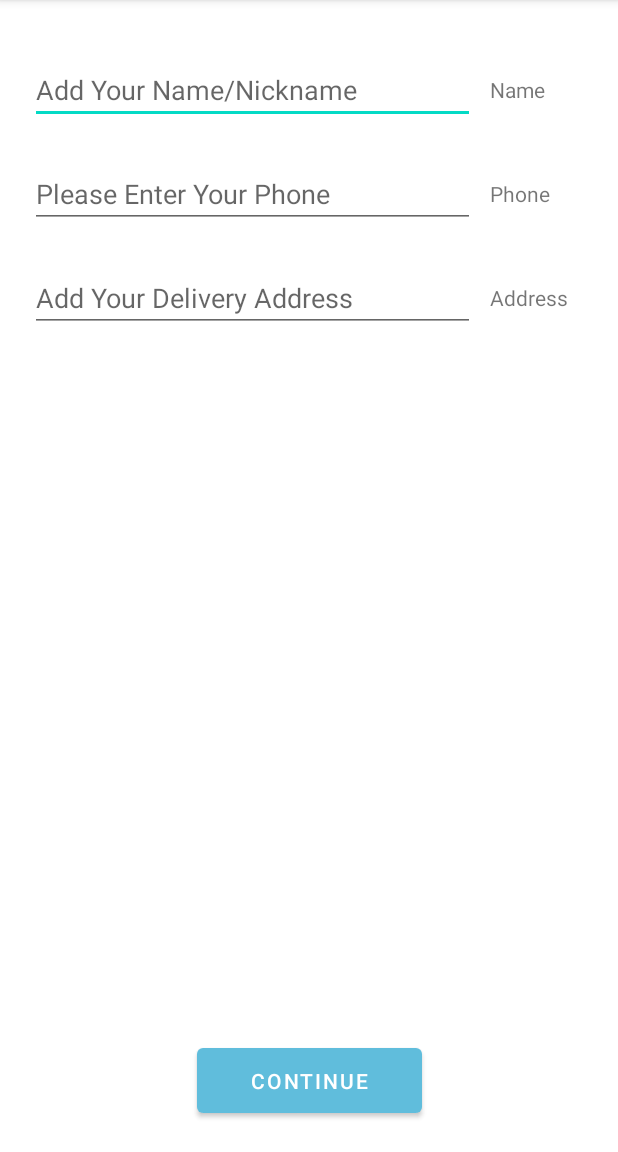
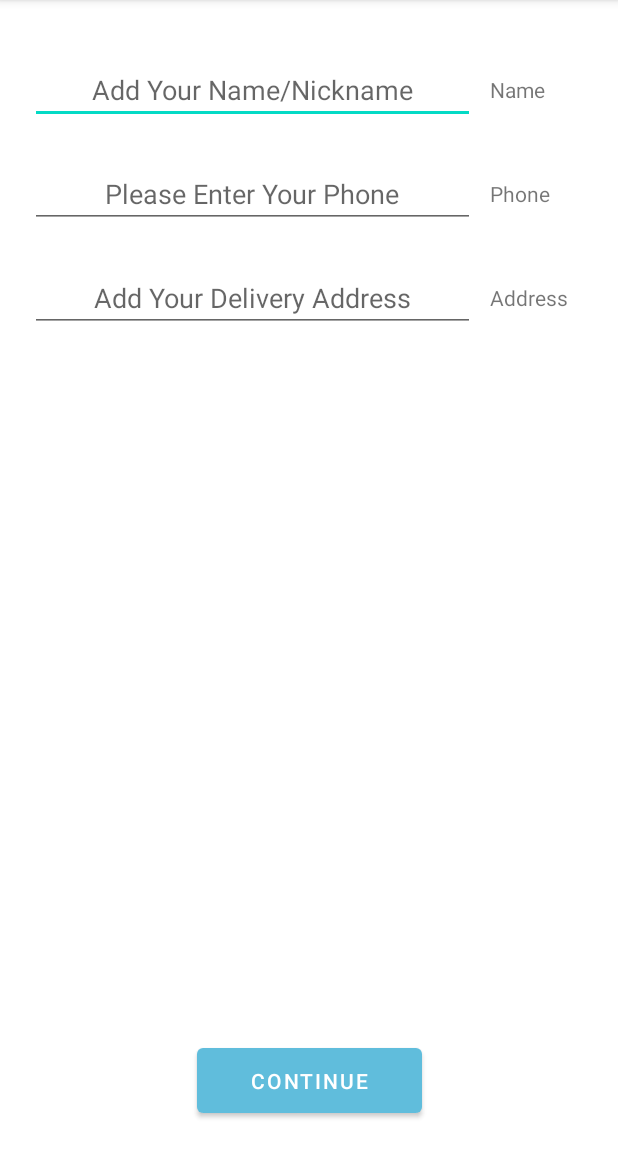
Before and after one commit to mohamed-elsayed-mohamed/EggsDelivery, an Android app: the UserInfoActivity screen opened directly, with no data from a screen before it, on a phone screen of 412 x 824 dp, the part 84-1236 px from its top. Run offline under Robolectric (Android 15) with nearby library versions, the phone set to English and light mode, and no system bars; our stand-ins replace Firebase (no records; nobody signed in at launch, a user with empty details on screens opened directly); libraries missing offline, so code that uses them is left out: com.facebook, com.facebook.login.

Commit message:
update design

```diff
--- a/app/src/main/res/layout/activity_user_info.xml
+++ b/app/src/main/res/layout/activity_user_info.xml
@@ -48,6 +48,7 @@
         android:layout_marginEnd="20dp"
         android:layout_marginRight="20dp"
         android:ems="10"
+        android:gravity="center"
         android:hint="@string/HINT_NAME"
         android:inputType="textPersonName"
         android:maxLength="50"
@@ -65,6 +66,7 @@
         android:layout_marginEnd="20dp"
         android:layout_marginRight="20dp"
         android:ems="10"
+        android:gravity="center"
         android:hint="@string/HINT_PHONE"
         android:inputType="phone"
         android:maxLength="11"
@@ -82,6 +84,7 @@
         android:layout_marginEnd="20dp"
         android:layout_marginRight="20dp"
         android:ems="10"
+        android:gravity="center"
         android:hint="@string/HINT_ADDRESS"
         android:inputType="textPersonName"
         android:maxLength="200"
--- a/app/src/main/res/layout/confirm_order.xml
+++ b/app/src/main/res/layout/confirm_order.xml
@@ -86,6 +86,7 @@
         android:id="@+id/lblConfirmTotalPrice"
         android:layout_width="wrap_content"
         android:layout_height="wrap_content"
+        android:gravity="center"
         app:layout_constraintBottom_toBottomOf="@+id/textView9"
         app:layout_constraintStart_toEndOf="@+id/textView9"
         app:layout_constraintTop_toTopOf="@+id/textView9" />
@@ -94,6 +95,7 @@
         android:id="@+id/lblConfirmPrice"
         android:layout_width="wrap_content"
         android:layout_height="wrap_content"
+        android:gravity="center"
         app:layout_constraintBottom_toBottomOf="@+id/textView8"
         app:layout_constraintStart_toEndOf="@+id/textView8"
         app:layout_constraintTop_toTopOf="@+id/textView8" />
@@ -102,6 +104,7 @@
         android:id="@+id/lblConfirmQuantity"
         android:layout_width="wrap_content"
         android:layout_height="wrap_content"
+        android:gravity="center"
         app:layout_constraintBottom_toBottomOf="@+id/textView7"
         app:layout_constraintStart_toEndOf="@+id/textView7"
         app:layout_constraintTop_toTopOf="@+id/textView7" />
```
